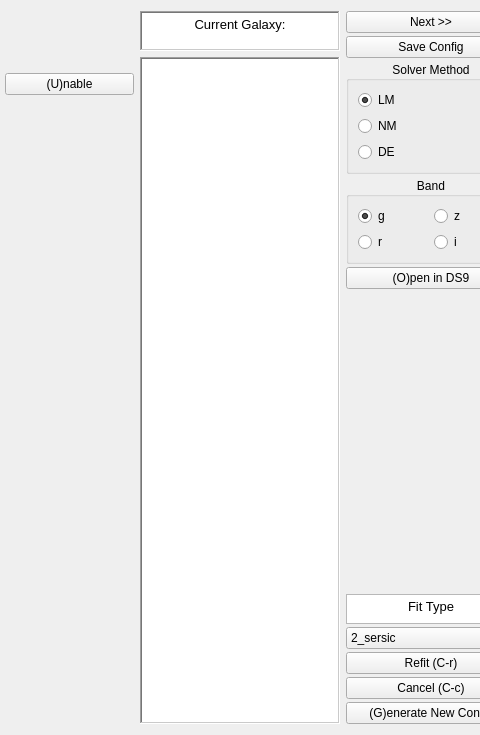
First picture: the form in GUI/fit_gui.ui, repository rpsmith4/photometric-decomp-analysis, before the edit; both pictures show x 383 to 863 and y 0 to 735 of the 1269 by 735 pixel window.
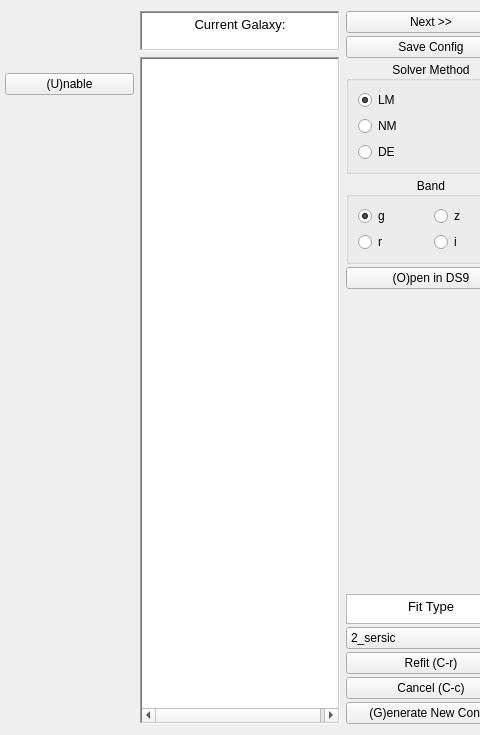
Second picture: the form after the edit.

Commit message: Managed to get the correct images to show up

Patch:
```diff
--- a/GUI/fit_gui.ui
+++ b/GUI/fit_gui.ui
@@ -170,6 +170,11 @@
          <string>Galaxy Type</string>
         </property>
        </column>
+       <column>
+        <property name="text">
+         <string>Galaxy Path</string>
+        </property>
+       </column>
       </widget>
      </item>
     </layout>
```
The commit also changes 1 other file.
